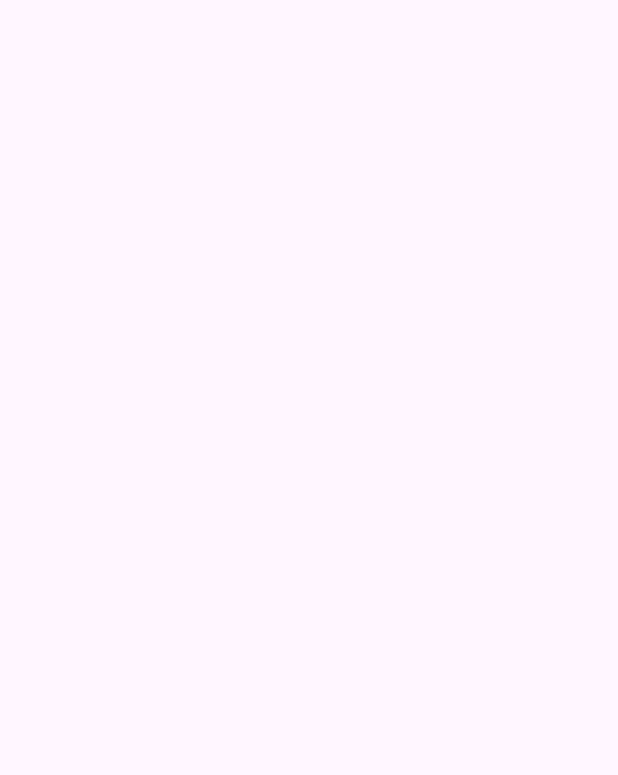
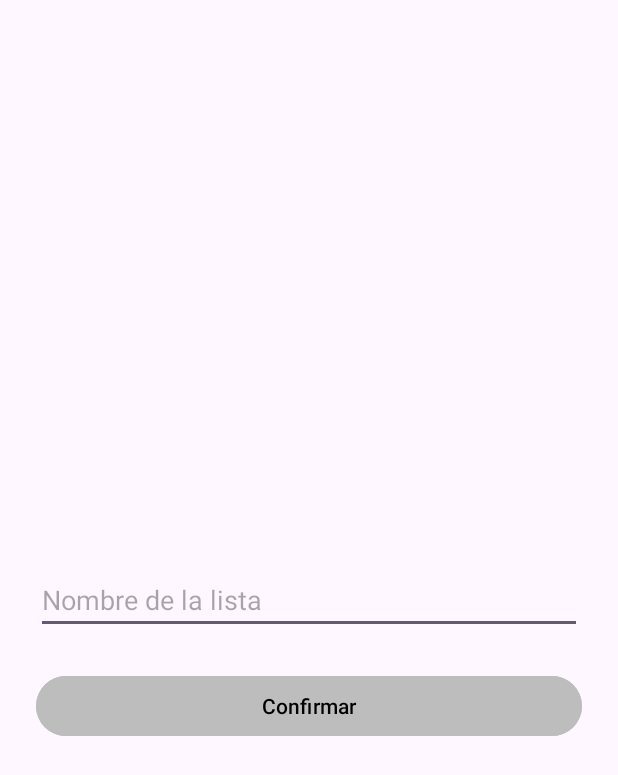
Before and after one commit to IagoHermida/ComprApp, an Android app: the NewListActivity screen opened directly, with no data from a screen before it, on a phone screen of 412 x 824 dp. Before the commit the part shown is empty. Shown: the top 775 px of the screen. Run offline under Robolectric (Android 15) with nearby library versions, the phone set to English and light mode, and no system bars.

Commit message:
Primera version NewListActivity

```diff
--- a/app/build.gradle
+++ b/app/build.gradle
@@ -37,6 +37,7 @@ dependencies {
     implementation libs.activity
     implementation libs.constraintlayout
     implementation libs.firebase.auth
+    implementation libs.firebase.database
     testImplementation libs.junit
     androidTestImplementation libs.ext.junit
     androidTestImplementation libs.espresso.core
--- a/app/src/main/AndroidManifest.xml
+++ b/app/src/main/AndroidManifest.xml
@@ -12,6 +12,9 @@
         android:supportsRtl="true"
         android:theme="@style/Theme.CompraApp"
         tools:targetApi="31">
+        <activity
+            android:name=".ProductsActivity"
+            android:exported="false" />
         <activity
             android:name=".ProfileActivity"
             android:exported="false" />
--- a/app/src/main/java/com/example/compraapp/NewListActivity.java
+++ b/app/src/main/java/com/example/compraapp/NewListActivity.java
@@ -1,24 +1,38 @@
 package com.example.compraapp;
 
+import android.content.Intent;
 import android.os.Bundle;
+import android.text.TextUtils;
+import android.widget.Button;
+import android.widget.EditText;
+import android.widget.Toast;
 
-import androidx.activity.EdgeToEdge;
 import androidx.appcompat.app.AppCompatActivity;
-import androidx.core.graphics.Insets;
-import androidx.core.view.ViewCompat;
-import androidx.core.view.WindowInsetsCompat;
 
 public class NewListActivity extends AppCompatActivity {
+
+    private EditText etListName;
+    private Button btnConfirmListName;
 
     @Override
     protected void onCreate(Bundle savedInstanceState) {
         super.onCreate(savedInstanceState);
-        EdgeToEdge.enable(this);
         setContentView(R.layout.activity_new_list);
-        ViewCompat.setOnApplyWindowInsetsListener(findViewById(R.id.main), (v, insets) -> {
-            Insets systemBars = insets.getInsets(WindowInsetsCompat.Type.systemBars());
-            v.setPadding(systemBars.left, systemBars.top, systemBars.right, systemBars.bottom);
-            return insets;
+
+        etListName = findViewById(R.id.etListName);
+        btnConfirmListName = findViewById(R.id.btnConfirmListName);
+
+        btnConfirmListName.setOnClickListener(v -> {
+            String listName = etListName.getText().toString().trim();
+
+            if (TextUtils.isEmpty(listName)) {
+                Toast.makeText(this, "Por favor, ingresa un nombre para la lista", Toast.LENGTH_SHORT).show();
+                return;
+            }
+
+            Intent intent = new Intent(this, ProductsActivity.class);
+            intent.putExtra("listName", listName);
+            startActivity(intent);
         });
     }
 }
--- a/app/src/main/res/layout/activity_new_list.xml
+++ b/app/src/main/res/layout/activity_new_list.xml
@@ -1,10 +1,24 @@
 <?xml version="1.0" encoding="utf-8"?>
-<androidx.constraintlayout.widget.ConstraintLayout xmlns:android="http://schemas.android.com/apk/res/android"
-    xmlns:app="http://schemas.android.com/apk/res-auto"
-    xmlns:tools="http://schemas.android.com/tools"
-    android:id="@+id/main"
+<LinearLayout xmlns:android="http://schemas.android.com/apk/res/android"
     android:layout_width="match_parent"
     android:layout_height="match_parent"
-    tools:context=".NewListActivity">
+    android:orientation="vertical"
+    android:padding="24dp"
+    android:gravity="center">
 
-</androidx.constraintlayout.widget.ConstraintLayout>
+    <EditText
+        android:id="@+id/etListName"
+        android:layout_width="match_parent"
+        android:layout_height="wrap_content"
+        android:hint="Nombre de la lista"
+        android:layout_marginTop="48dp"
+        android:layout_marginBottom="24dp"/>
+
+    <Button
+        android:id="@+id/btnConfirmListName"
+        android:layout_width="match_parent"
+        android:layout_height="wrap_content"
+        android:text="Confirmar"
+        android:backgroundTint="#BDBDBD"
+        android:textColor="#000000"/>
+</LinearLayout>
--- a/gradle/libs.versions.toml
+++ b/gradle/libs.versions.toml
@@ -8,6 +8,7 @@ material = "1.12.0"
 activity = "1.10.1"
 constraintlayout = "2.2.1"
 firebaseAuth = "23.2.0"
+firebaseDatabase = "21.0.0"
 
 [libraries]
 junit = { group = "junit", name = "junit", version.ref = "junit" }
@@ -18,6 +19,7 @@ material = { group = "com.google.android.material", name = "material", version.r
 activity = { group = "androidx.activity", name = "activity", version.ref = "activity" }
 constraintlayout = { group = "androidx.constraintlayout", name = "constraintlayout", version.ref = "constraintlayout" }
 firebase-auth = { group = "com.google.firebase", name = "firebase-auth", version.ref = "firebaseAuth" }
+firebase-database = { group = "com.google.firebase", name = "firebase-database", version.ref = "firebaseDatabase" }
 
 [plugins]
 android-application = { id = "com.android.application", version.ref = "agp" }
```
Also changed, not shown: app/src/main/java/com/example/compraapp/ProductsActivity.java (added, +77 -0 lines), app/src/main/res/layout/activity_products.xml (added, +67 -0 lines).
